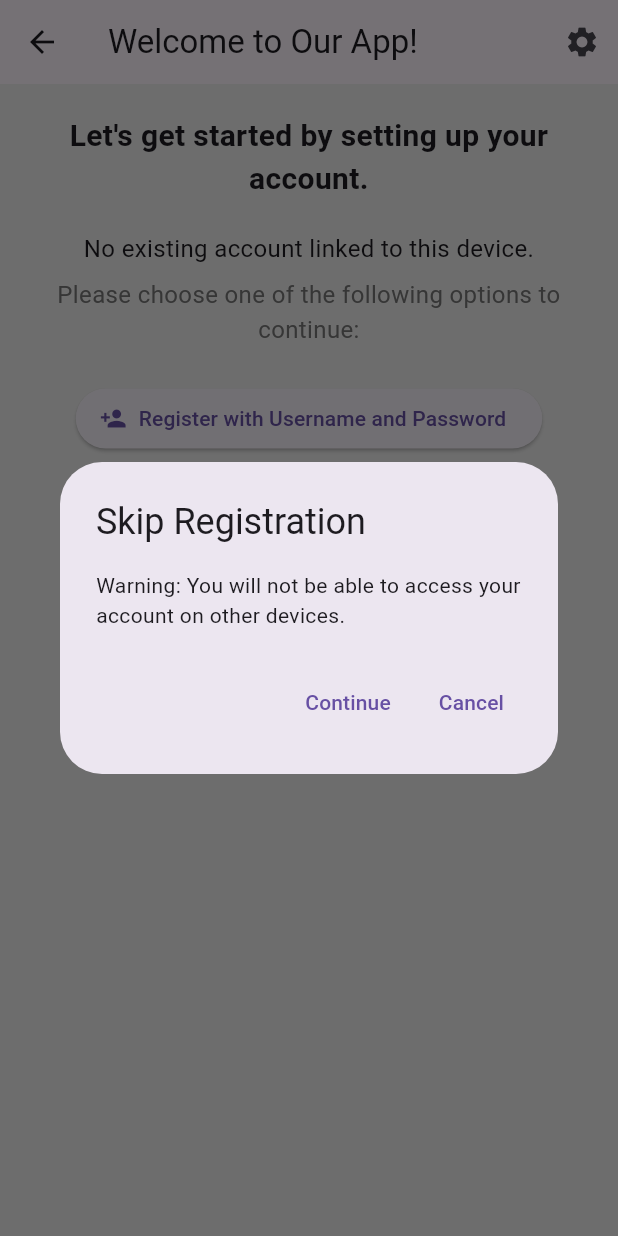
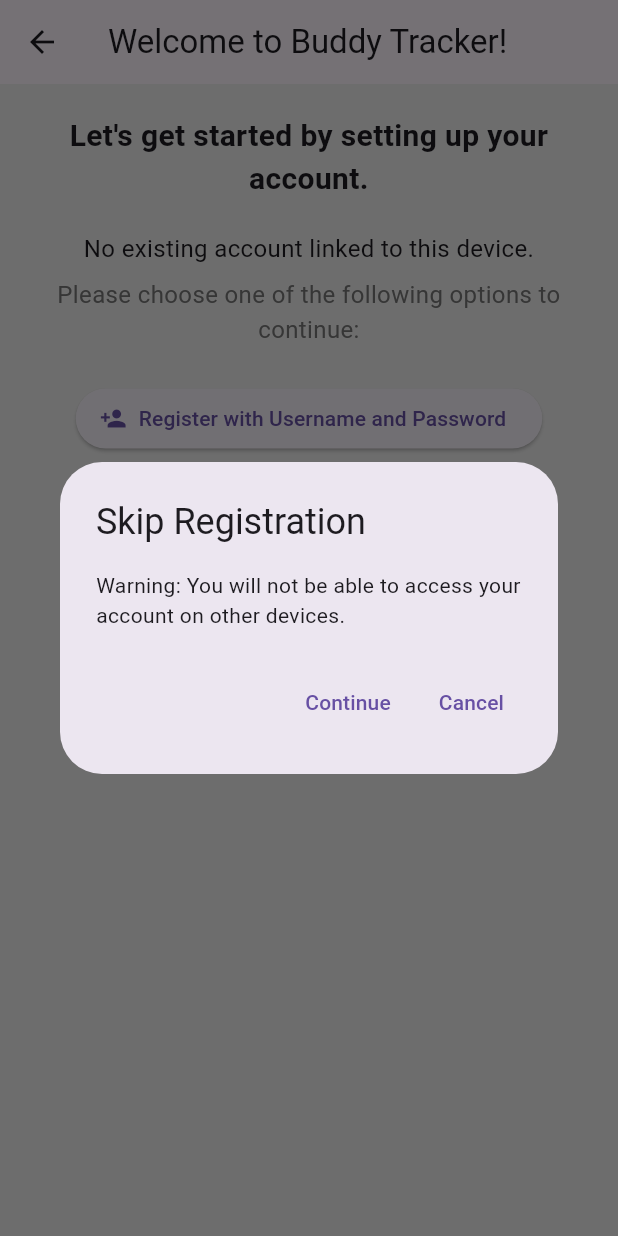
Before and after one commit to swiftbird07/buddytracker-app, a Flutter app: the LoginScreen screen opened directly, after a tap on "Skip Registration", on a phone screen of 412 x 824 dp. Run offline on Flutter 3.47's test engine with Material 3 defaults, Android fonts, the phone set to English and light mode, and no system bars; our stand-ins replace flutter_map, flutter_secure_storage, latlong2, sqflite; missing offline and left inert: flutter_udid; accounts and stored records are empty.

Commit message:
Add option for custom Server + DB

```diff
--- a/buddytracker_app/lib/l10n/intl_en.arb
+++ b/buddytracker_app/lib/l10n/intl_en.arb
@@ -1,5 +1,5 @@
 {
-    "welcomeTitle": "Welcome to Our App!",
+    "welcomeTitle": "Welcome to Buddy Tracker!",
     "welcomeSubtitle": "Let's get started by setting up your account.",
     "noAccountFound": "No existing account linked to this device.",
     "chooseOption": "Please choose one of the following options to continue:",
@@ -18,6 +18,24 @@
     "passwordError": "Password must be at least 7 characters",
     "skipRegistration": "Skip Registration",
     "skipRegistrationWarning": "Warning: You will not be able to access your account on other devices.",
+    "usingServerBegin": "Using",
+    "officialServer": "Official Server",
+    "officialServerURL": "https://buddytracker.app",
+    "officialServerDev": "Official Server (Development Branch)",
+    "officialServerDevURL": "https://dev.buddytracker.app",
+    "customServer": "Custom Server",
+    "customServerLabel": "Server URL",
+    "customServerHint": "https://yourcustomserver.com",
+    "usingServerEnd": "as backend.",
+    "changeServerLink": "Change",
+    "changeServerTitle": "Change Server",
+    "testingConnection": "Testing connection to server...",
+    "connectionFailedTitle": "Connection failed.",
+    "connectionFailed": "Connection failed. Please check the server URL and try again.",
+    "connectionSuccess": "Connection successful!",
     "continueButton": "Continue",
-    "cancelButton": "Cancel"
+    "saveButton": "Save",
+    "cancelButton": "Cancel",
+    "settingNotifications": "Notifications",
+    "settingTheme": "Dark Mode"
 }
--- a/buddytracker_app/lib/screens/login_screen.dart
+++ b/buddytracker_app/lib/screens/login_screen.dart
@@ -1,9 +1,44 @@
+import 'package:buddytracker_app/screens/change_server_screen.dart';
 import 'package:flutter/material.dart';
 import 'register_screen.dart';
 import '../generated/l10n.dart';
+import '../services/database_helper.dart';
 
-class LoginScreen extends StatelessWidget {
-  const LoginScreen({super.key});
+class LoginScreen extends StatefulWidget {
+  @override
+  State<StatefulWidget> createState() => _LoginScreenState();
+}
+
+class _LoginScreenState extends State<LoginScreen> {
+  String? currentServer;
+  final dbHelper = DatabaseHelper.instance;
+
+  @override
+  void initState() {
+    super.initState();
+    _loadServerName();
+    WidgetsBinding.instance.addPostFrameCallback((_) {
+      final s = S.of(context);
+    });
+  }
+
+  void _loadServerName() async {
+    // First check if DB exists
+    await dbHelper.database;
+
+    String? serverName = await dbHelper.getServerName();
+    if (serverName == null) {
+      WidgetsBinding.instance.addPostFrameCallback((_) {
+        setState(() {
+          currentServer = S.of(context).officialServer;
+        });
+      });
+    } else {
+      setState(() {
+        currentServer = serverName;
+      });
+    }
+  }
 
   @override
   Widget build(BuildContext context) {
@@ -11,16 +46,9 @@ class LoginScreen extends StatelessWidget {
     return Scaffold(
       appBar: AppBar(
         title: Text(s.welcomeTitle),
-        actions: [
-          IconButton(
-            icon: const Icon(Icons.settings),
-            onPressed: () {
-              // Functionality to change backend server
-            },
-          ),
-        ],
+        //backgroundColor: Colors.deepOrangeAccent,
       ),
-      backgroundColor: Colors.grey[200], // Modern looking background color
+      backgroundColor: Colors.grey[200],
       body: Column(
         mainAxisAlignment: MainAxisAlignment.start,
         children: <Widget>[
@@ -90,6 +118,40 @@ class LoginScreen extends StatelessWidget {
                       // Implement login function
                     },
                   ),
+                  // "Using Server X" Text
+                  const SizedBox(height: 24),
+                  RichText(
+                    textAlign: TextAlign.center,
+                    text: TextSpan(
+                      style: TextStyle(fontSize: 16, color: Colors.grey[600]), // Default text style
+                      children: <TextSpan>[
+                        TextSpan(text: '${s.usingServerBegin} '), // First part of the sentence
+                        TextSpan(
+                          text: currentServer, // This is the part you want in bold
+                          style: const TextStyle(fontWeight: FontWeight.bold), // Bold style
+                        ),
+                        TextSpan(text: ' ${s.usingServerEnd}'), // End part of the sentence
+                      ],
+                    ),
+                  ),
+                  InkWell(
+                    child: Text(
+                      s.changeServerLink,
+                      style: const TextStyle(fontSize: 16, decoration: TextDecoration.underline),
+                    ),
+                    onTap: () async {
+                      // Using Navigator.push and waiting for the result
+                      final result = await Navigator.push(
+                          context,
+                          MaterialPageRoute(builder: (context) => ChangeServerScreen())
+                      );
+
+                      // Check if the result is true and refresh server name if needed
+                      if (result == true) {
+                        _loadServerName();  // Assuming this method loads the server name from the database
+                      }
+                    },
+                  ),
                 ],
               ),
             ),
--- /dev/null
+++ b/buddytracker_app/lib/services/database_helper.dart
@@ -0,0 +1,124 @@
+import 'package:path/path.dart';
+import 'package:sqflite/sqflite.dart';
+import 'package:path_provider/path_provider.dart';
+
+class DatabaseHelper {
+  static const _dbName = 'app.db';
+  static const _dbVersion = 1;
+
+  // App settings table
+  static const _tableAppSettings = 'appSettings';
+  static const columnId = '_id';
+  static const columnServerURL = 'serverName';
+  static const columnServerFingerprint = 'serverFingerprint'; // not used yet
+  static const columnServerCertificate = 'serverCertificate'; // not used yet
+  static const columnFirstRun = 'firstRun';
+  static const columnLastRun = 'lastRun';
+  static const columnLastSync = 'lastSync';
+  static const columnNotifications = 'notifications';
+  static const columnSyncInterval = 'syncInterval';
+  static const columnSyncOnMobileData = 'syncOnMobileData';
+  static const columnSyncOnWifi = 'syncOnWifi';
+  static const columnPushNotifications = 'pushNotifications';
+  static const columnPushServerURL = 'pushServerURL';
+  static const columnPushServerFingerprint = 'pushServerFingerprint';
+  static const columnPushServerCertificate = 'pushServerCertificate';
+  static const columnTheme = 'theme';
+  static const columnLanguage = 'language';
+  static const loginUserid = 'loginUserid';
+  static const loginDisplayName = 'loginDisplayName';
+  static const loginDeviceUDID = 'loginDeviceUDID';
+  static const columnAppVersion = 'appVersion';
+  static const columnAppBuild = 'appBuild';
+  static const columnAppBuildDate = 'appBuildDate';
+  static const columnAppBuildIsDebug = 'appBuildIsDebug';
+
+
+  // Making it a singleton class.
+  DatabaseHelper._privateConstructor();
+  static final DatabaseHelper instance = DatabaseHelper._privateConstructor();
+
+  static Database? _database;
+
+  Future<Database> get database async {
+    if (_database != null) return _database!;
+    _database = await _initDatabase();
+    return _database!;
+  }
+
+  // Open the database and create it if it doesn't exist.
+  _initDatabase() async {
+    var documentsDirectory = await getApplicationDocumentsDirectory();
+    String path = join(documentsDirectory.path, _dbName);
+    return await openDatabase(path,
+        version: _dbVersion, onCreate: _onCreate);
+  }
+
+  // SQL code to create the database table.
+  Future _onCreate(Database db, int version) async {
+    await db.execute('''
+          CREATE TABLE $_tableAppSettings (
+            $columnId INTEGER PRIMARY KEY,
+            $columnServerURL TEXT DEFAULT 'official',
+            $columnServerFingerprint TEXT DEFAULT '',
+            $columnServerCertificate TEXT DEFAULT '',
+            $columnFirstRun INTEGER DEFAULT 0,
+            $columnLastRun INTEGER DEFAULT 0,
+            $columnLastSync INTEGER DEFAULT 0,
+            $columnNotifications INTEGER DEFAULT 1,
+            $columnSyncInterval INTEGER DEFAULT 60,
+            $columnSyncOnMobileData INTEGER DEFAULT 1,
+            $columnSyncOnWifi INTEGER DEFAULT 1,
+            $columnPushNotifications INTEGER DEFAULT 1,
+            $columnPushServerURL TEXT DEFAULT '',
+            $columnPushServerFingerprint TEXT DEFAULT '',
+            $columnPushServerCertificate TEXT DEFAULT '',
+            $columnTheme TEXT DEFAULT 'system',
+            $columnLanguage TEXT DEFAULT 'auto',
+            $loginUserid TEXT DEFAULT '',
+            $loginDisplayName TEXT DEFAULT '',
+            $loginDeviceUDID TEXT DEFAULT '',
+            $columnAppVersion TEXT DEFAULT '',
+            $columnAppBuild TEXT DEFAULT '',
+            $columnAppBuildDate TEXT DEFAULT '',
+            $columnAppBuildIsDebug INTEGER DEFAULT 0
+          )
+          ''');
+  }
+
+  // Ensure table exists, and if not, re-create it
+  Future<void> _ensureTableExists(Database db) async {
+    var tableExists = await db.rawQuery(
+        "SELECT name FROM sqlite_master WHERE type='table' AND name='$_tableAppSettings'");
+    if (tableExists.isEmpty) {
+      // Table does not exist, so recreate it
+      await _onCreate(db, _dbVersion);
+    }
+  }
+
+  // Helper methods:
+  Future<int> setServerName(String serverName) async {
+    Database db = await database; // Ensure the database is initialized
+    await _ensureTableExists(db);  // Ensure table exists before querying
+
+    return await db.insert(
+        _tableAppSettings,
+        {'_id': 1, 'serverName': serverName},
+        conflictAlgorithm: ConflictAlgorithm.replace
+    );
+  }
+
+  // Reads the first server name entry (assumes only one entry).
+  Future<String?> getServerName() async {
+    Database db = await instance.database;
+    await _ensureTableExists(db);  // Ensure table exists before querying
+
+    List<Map> maps = await db.query(_tableAppSettings,
+        columns: [columnServerURL],
+        limit: 1);
+    if (maps.isNotEmpty) {
+      return maps.first[columnServerURL] as String?;
+    }
+    return null;
+  }
+}
```
Also changed, not shown: buddytracker_app/lib/main.dart (+18 -3 lines), buddytracker_app/lib/screens/change_server_screen.dart (added, +181 -0 lines), buddytracker_app/lib/screens/settings_screen.dart (+7 -4 lines), buddytracker_app/lib/services/api_service.dart (added, +20 -0 lines), buddytracker_app/lib/services/auth_service.dart (+24 -5 lines), buddytracker_app/pubspec.yaml (+6 -3 lines), buddytracker_app/lib/generated/intl/messages_en.dart, buddytracker_app/lib/generated/l10n.dart, 4 other files.
